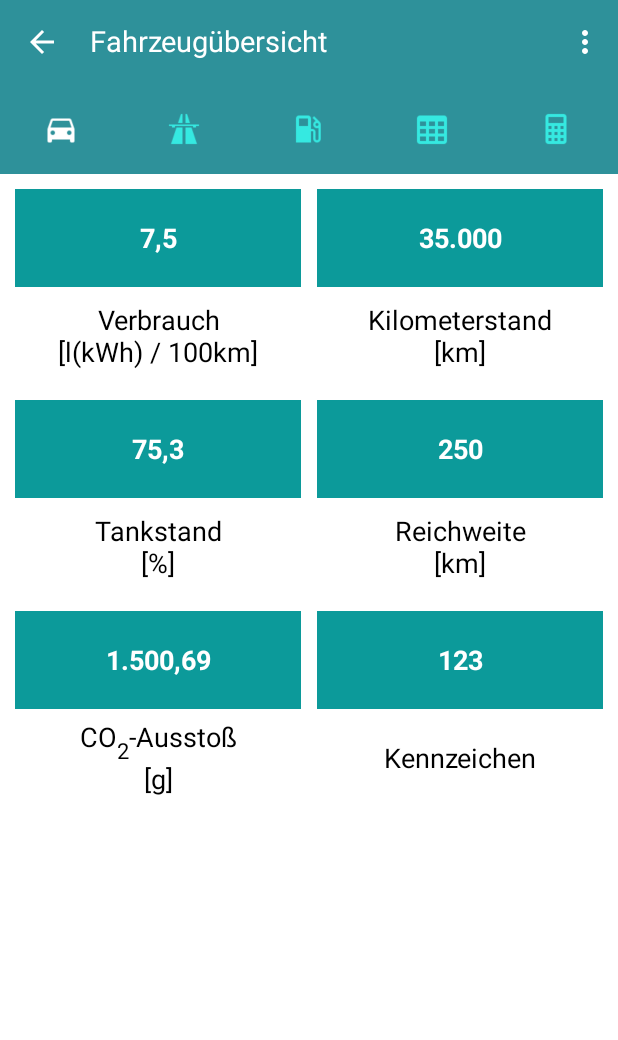
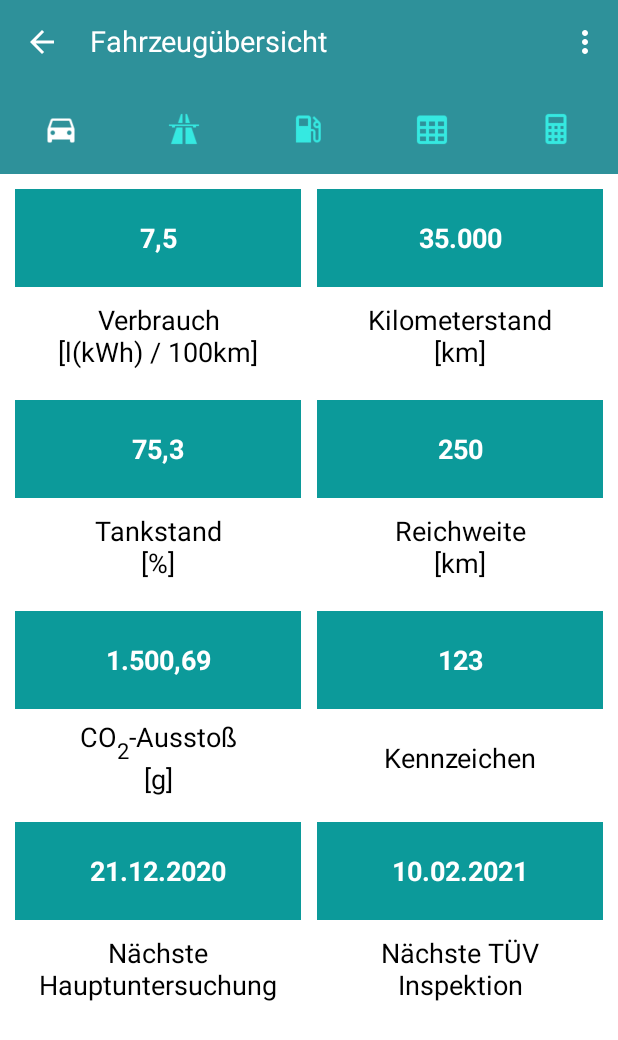
Before and after one commit to pk95/SWE, an Android app: the fahrzeuguebersicht_fragment screen opened directly, with no data from a screen before it, on a phone screen of 412 x 824 dp. Shown: the top 1040 px of the screen. Run offline under Robolectric (Android 15) with nearby library versions, the phone set to English and light mode, and no system bars.

Commit message:
FÜ: added TÜV, HU

```diff
--- a/Tankverhalten/app/src/main/java/com/example/tankverhalten/fahrzeuguebersicht_fragment.java
+++ b/Tankverhalten/app/src/main/java/com/example/tankverhalten/fahrzeuguebersicht_fragment.java
@@ -14,6 +14,8 @@ import androidx.fragment.app.Fragment;
 
 import java.text.DecimalFormat;
 import java.text.DecimalFormatSymbols;
+import java.time.LocalDate;
+import java.time.format.DateTimeFormatter;
 
 public class fahrzeuguebersicht_fragment extends Fragment {
 
@@ -25,6 +27,8 @@ public class fahrzeuguebersicht_fragment extends Fragment {
     public TextView range;
     public TextView fuel;
     public TextView mileAge;
+    public TextView inspection;
+    public TextView permission;
 
     @RequiresApi(api = Build.VERSION_CODES.O)
     @Nullable
@@ -33,6 +37,8 @@ public class fahrzeuguebersicht_fragment extends Fragment {
         view = inflater.inflate(R.layout.fahrzeuguebersicht_layout, container, false);
 
         Vehicle r = new Vehicle("Test1", "123", 0, (float) 1500.69, 250, 35000, (float) 75.3, (float) 7.5, VehicleType.CAR);
+        r.inspection = LocalDate.of(2020, 12, 21);
+        r.permission = LocalDate.of(2021, 2, 10);
 
         // Format of displayed Number
         DecimalFormat df = new DecimalFormat("#,###.##");
@@ -44,6 +50,10 @@ public class fahrzeuguebersicht_fragment extends Fragment {
         // int to float for NumberFormat
         float fRange = (float) r.remainingRange;
         float miles = (float) r.mileAge;
+
+        // Date to String
+        String strInspection = r.inspection.format(DateTimeFormatter.ofPattern("dd.MM.yyyy"));
+        String strPermission = r.permission.format(DateTimeFormatter.ofPattern("dd.MM.yyyy"));
 
         // lock TextView object with TextView(id) from xml, then setText
         licensePlate = (TextView) view.findViewById(R.id.show_licensePlate);
@@ -64,6 +74,12 @@ public class fahrzeuguebersicht_fragment extends Fragment {
         mileAge = (TextView) view.findViewById(R.id.show_mileAge);
         mileAge.setText(df.format(miles));
 
+        inspection = (TextView) view.findViewById(R.id.show_nextInspection);
+        inspection.setText(strInspection);
+
+        permission = (TextView) view.findViewById(R.id.show_nextPermission);
+        permission.setText(strPermission);
+
         return view;
     }
 }
--- a/Tankverhalten/app/src/main/res/layout/fahrzeuguebersicht_layout.xml
+++ b/Tankverhalten/app/src/main/res/layout/fahrzeuguebersicht_layout.xml
@@ -210,4 +210,73 @@
                 android:textSize="18sp" />
         </LinearLayout>
     </LinearLayout>
+
+    <LinearLayout
+        android:layout_width="match_parent"
+        android:layout_height="wrap_content"
+        android:layout_marginTop="10dp"
+        android:baselineAligned="false"
+        android:orientation="horizontal"
+        android:layout_marginHorizontal="10dp">
+
+        <LinearLayout
+            android:layout_width="match_parent"
+            android:layout_height="wrap_content"
+            android:layout_marginEnd="5dp"
+            android:layout_weight="1"
+            android:orientation="vertical">
+
+            <TextView
+                android:id="@+id/show_nextInspection"
+                android:layout_width="match_parent"
+                android:layout_height="65dp"
+                android:background="@color/FHGreen"
+                android:gravity="center"
+                android:padding="5dp"
+                android:text="show_nextInspection"
+                android:textColor="@color/white"
+                android:textSize="18sp"
+                android:textStyle="bold" />
+
+            <TextView
+                android:id="@+id/text_nextInspection"
+                android:layout_width="match_parent"
+                android:layout_height="65dp"
+                android:gravity="center"
+                android:padding="5dp"
+                android:text="@string/inspection"
+                android:textColor="@color/black"
+                android:textSize="18sp" />
+        </LinearLayout>
+
+        <LinearLayout
+            android:layout_width="match_parent"
+            android:layout_height="wrap_content"
+            android:layout_marginStart="5dp"
+            android:layout_weight="1"
+            android:orientation="vertical">
+
+            <TextView
+                android:id="@+id/show_nextPermission"
+                android:layout_width="match_parent"
+                android:layout_height="65dp"
+                android:background="@color/FHGreen"
+                android:gravity="center"
+                android:padding="5dp"
+                android:text="show_nextPermission"
+                android:textColor="@color/white"
+                android:textSize="18sp"
+                android:textStyle="bold" />
+
+            <TextView
+                android:id="@+id/text_nextPermission"
+                android:layout_width="match_parent"
+                android:layout_height="65dp"
+                android:gravity="center"
+                android:padding="5dp"
+                android:text="@string/permission"
+                android:textColor="@color/black"
+                android:textSize="18sp" />
+        </LinearLayout>
+    </LinearLayout>
 </LinearLayout>
--- a/Tankverhalten/app/src/main/res/values/strings.xml
+++ b/Tankverhalten/app/src/main/res/values/strings.xml
@@ -25,4 +25,6 @@
     <string name="reichweite">Reichweite\n[km]</string>
     <string name="co2_ausstoß">CO<sub><small>2</small></sub>-Ausstoß\n[g]</string>
     <string name="licensePlate">Kennzeichen</string>
+    <string name="inspection">Nächste Hauptuntersuchung</string>
+    <string name="permission">Nächste TÜV Inspektion</string>
 </resources>
```
